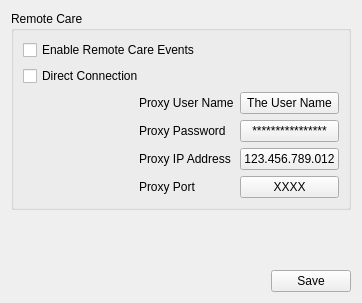
Liyezhong/Master, file HimalayaMain/Gui/Components/Settings/Forms/NetworkSettingsWidget.ui: the form before one commit.
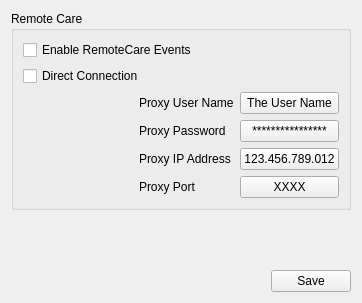
The form after the commit.

```diff
--- a/HimalayaMain/Gui/Components/Settings/Forms/NetworkSettingsWidget.ui
+++ b/HimalayaMain/Gui/Components/Settings/Forms/NetworkSettingsWidget.ui
@@ -138,7 +138,7 @@
       <item row="0" column="0" colspan="3">
        <widget class="QCheckBox" name="checkBox_RemoteCare">
         <property name="text">
-         <string>Enable Remote Care Events</string>
+         <string>Enable RemoteCare Events</string>
         </property>
        </widget>
       </item>
```
